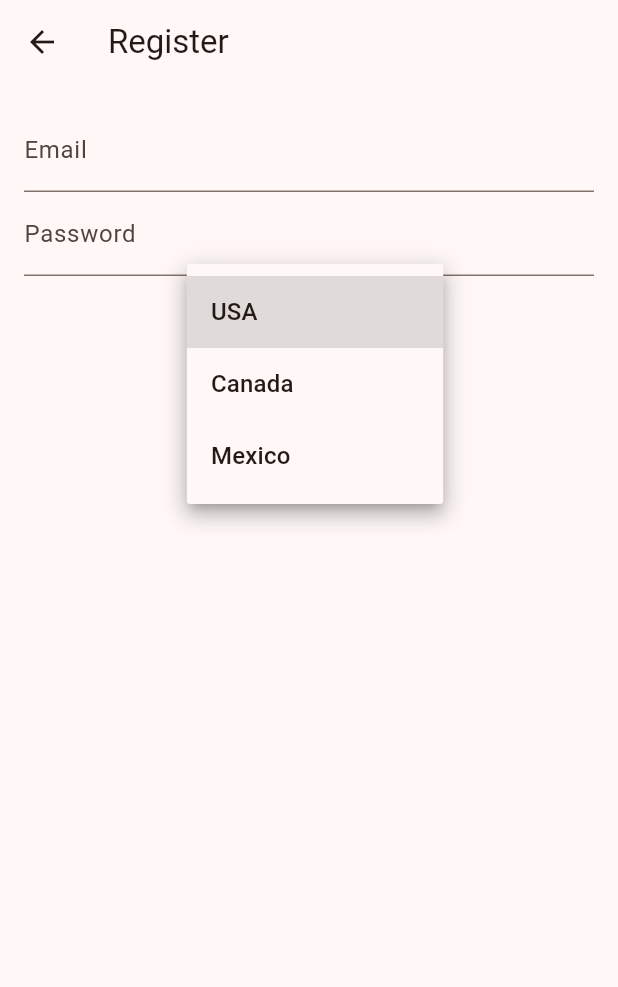
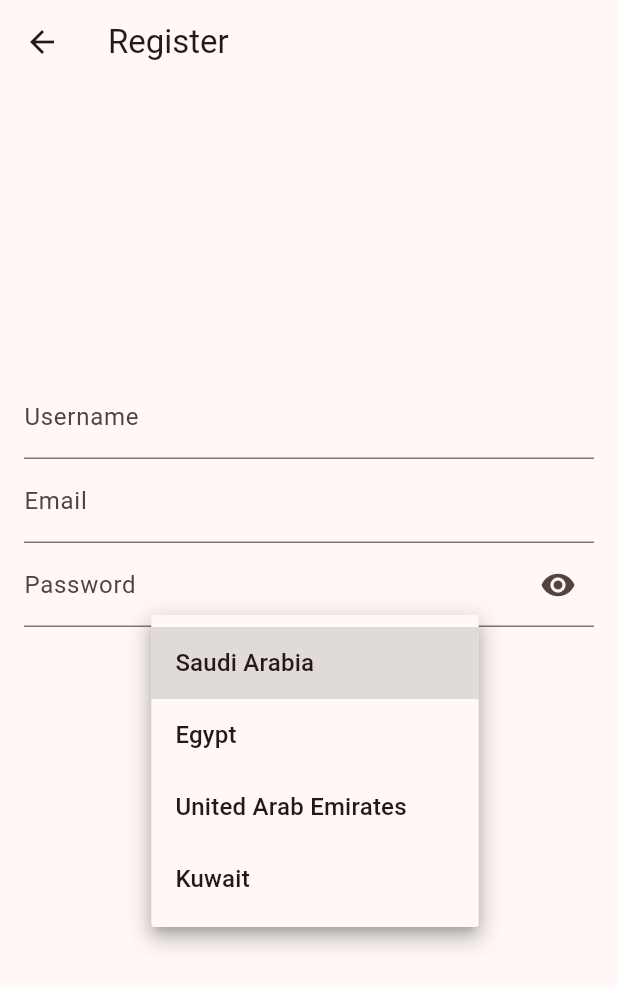
Before and after one commit to Hayaalbaker/2024-25_GP_11, a Flutter app: the RegisterScreen screen opened directly, after a tap on "Select Country", on a phone screen of 412 x 824 dp. Shown: the top 987 px of the screen. Run offline on Flutter 3.47's test engine with Material 3 defaults, Android fonts, the phone set to English and light mode, and no system bars; our stand-ins replace cloud_firestore, firebase_auth, firebase_core; accounts and stored records are empty.

Commit message:
changed sign-in and registration screens: individual validation messages for inputs, error handling.

```diff
--- a/lib/register_screen.dart
+++ b/lib/register_screen.dart
@@ -1,5 +1,8 @@
 import 'package:flutter/material.dart';
-import 'interests_screen.dart'; // Update import statement
+import 'package:cloud_firestore/cloud_firestore.dart';
+import 'package:firebase_auth/firebase_auth.dart';
+import 'auth_service.dart';
+import 'home_page.dart'; // Ensure the correct filename is used
 
 class RegisterScreen extends StatefulWidget {
   @override
@@ -7,25 +10,41 @@ class RegisterScreen extends StatefulWidget {
 }
 
 class _RegisterScreenState extends State<RegisterScreen> {
-  final emailController = TextEditingController();
-  final passwordController = TextEditingController();
-  String? selectedCountry;
-  String? selectedCity;
-  String? _errorMessage;
+  final AuthService _authService = AuthService();
+  final TextEditingController emailController = TextEditingController();
+  final TextEditingController passwordController = TextEditingController();
+  final TextEditingController userNameController = TextEditingController();
+
   bool isLoading = false;
+  bool obscureText = true; // For show/hide password functionality
+  String? userNameError; // Error message for username
+  String? emailError; // Error message for email
+  String? passwordError; // Error message for password
+  String? countryError; // Error message for country
+  String? cityError; // Error message for city
+  String? selectedCountry; // For country dropdown
+  String? selectedCity; // For city dropdown
 
-  // Dummy countries and cities for demonstration
-  final List<String> countries = ['USA', 'Canada', 'Mexico'];
-  final Map<String, List<String>> cities = {
-    'USA': ['New York', 'Los Angeles', 'Chicago'],
-    'Canada': ['Toronto', 'Vancouver', 'Montreal'],
-    'Mexico': ['Mexico City', 'Cancun', 'Guadalajara'],
+  // Sample data for dropdowns
+  List<String> countries = [
+    'Saudi Arabia',
+    'Egypt',
+    'United Arab Emirates',
+    'Kuwait',
+  ];
+
+  Map<String, List<String>> cities = {
+    'Saudi Arabia': ['Riyadh', 'Jeddah', 'Dammam'],
+    'Egypt': ['Cairo', 'Alexandria', 'Giza'],
+    'United Arab Emirates': ['Dubai', 'Abu Dhabi', 'Sharjah'],
+    'Kuwait': ['Kuwait City', 'Hawalli', 'Salmiya'],
   };
 
   @override
   void dispose() {
     emailController.dispose();
     passwordController.dispose();
+    userNameController.dispose();
     super.dispose();
   }
 
@@ -35,138 +54,183 @@ class _RegisterScreenState extends State<RegisterScreen> {
       appBar: AppBar(title: const Text('Register')),
       body: Padding(
         padding: const EdgeInsets.all(16.0),
-        child: SingleChildScrollView(
         child: Column(
+          mainAxisAlignment: MainAxisAlignment.center,
           children: [
             TextField(
-                controller: emailController,
-                decoration: const InputDecoration(
-                  labelText: 'Email',
+              controller: userNameController,
+              decoration: InputDecoration(
+                labelText: 'Username',
+                errorText: userNameError, // Show error for username
               ),
             ),
             TextField(
+              controller: emailController,
+              decoration: InputDecoration(
+                labelText: 'Email',
+                errorText: emailError, // Show error for email
+              ),
+              keyboardType: TextInputType.emailAddress,
+            ),
+            TextField(
               controller: passwordController,
-                decoration: const InputDecoration(
+              obscureText: obscureText,
+              decoration: InputDecoration(
                 labelText: 'Password',
+                errorText: passwordError, // Show error for password
+                suffixIcon: IconButton(
+                  icon: Icon(
+                    obscureText ? Icons.visibility : Icons.visibility_off,
                   ),
-                obscureText: true,
+                  onPressed: () {
+                    setState(() {
+                      obscureText = !obscureText;
+                    });
+                  },
+                ),
+              ),
             ),
             DropdownButton<String>(
+              value: selectedCountry,
               hint: const Text('Select Country'),
-                value: selectedCountry,
-                onChanged: (newValue) {
+              items: countries.map((String country) {
+                return DropdownMenuItem<String>(
+                  value: country,
+                  child: Text(country),
+                );
+              }).toList(),
+              onChanged: (String? newValue) {
                 setState(() {
                   selectedCountry = newValue;
                   selectedCity = null; // Reset city when country changes
+                  countryError = null; // Reset country error
                 });
               },
-                items: countries
-                    .map((country) => DropdownMenuItem(
-                          value: country,
-                          child: Text(country),
-                        ))
-                    .toList(),
             ),
-              if (selectedCountry != null) ...[
+            if (countryError != null) // Show error for country
+              Text(
+                countryError!,
+                style: TextStyle(color: Colors.red),
+              ),
             DropdownButton<String>(
+              value: selectedCity,
               hint: const Text('Select City'),
-                  value: selectedCity,
-                  onChanged: (newValue) {
+              items: selectedCountry == null
+                  ? []
+                  : cities[selectedCountry]!.map((String city) {
+                      return DropdownMenuItem<String>(
+                        value: city,
+                        child: Text(city),
+                      );
+                    }).toList(),
+              onChanged: (String? newValue) {
                 setState(() {
                   selectedCity = newValue;
+                  cityError = null; // Reset city error
                 });
               },
-                  items: cities[selectedCountry]!
-                      .map((city) => DropdownMenuItem(
-                            value: city,
-                            child: Text(city),
-                          ))
-                      .toList(),
             ),
-              ],
-              if (_errorMessage != null)
-                Padding(
-                  padding: const EdgeInsets.symmetric(vertical: 8.0),
-                  child: Text(
-                    _errorMessage!,
+            if (cityError != null) // Show error for city
+              Text(
+                cityError!,
                 style: TextStyle(color: Colors.red),
               ),
-                ),
-              const SizedBox(height: 16),
+            const SizedBox(height: 20),
             isLoading
                 ? CircularProgressIndicator()
                 : ElevatedButton(
                     onPressed: () async {
-                        // Validate country and city selection
-                        if (selectedCountry == null || selectedCity == null) {
-                          ScaffoldMessenger.of(context).showSnackBar(const SnackBar(
-                            content: Text('Please select a country and a city.'),
-                          ));
-                          return;
+                      // Reset all error messages
+                      userNameError = null;
+                      emailError = null;
+                      passwordError = null;
+                      countryError = null;
+                      cityError = null;
+
+                      // Validate username
+                      if (userNameController.text.isEmpty) {
+                        userNameError = 'Please enter a username.';
                       }
 
                       // Validate email
                       if (emailController.text.isEmpty ||
-                            !RegExp(r'^[^@]+@[^@]+\.[^@]+').hasMatch(emailController.text)) {
-                          setState(() {
-                            _errorMessage = 'Please enter a valid email.';
-                          });
-                          return;
+                          !RegExp(r'^[^@]+@[^@]+\.[^@]+')
+                              .hasMatch(emailController.text)) {
+                        emailError = 'Please enter a valid email.';
                       }
 
                       // Validate password
                       if (passwordController.text.length < 6) {
-                          setState(() {
-                            _errorMessage = 'Password must be at least 6 characters long.';
-                          });
-                          return;
+                        passwordError =
+                            'Password must be at least 6 characters long.';
+                      }
+
+                      // Validate country and city
+                      if (selectedCountry == null) {
+                        countryError = 'Please select a country.';
+                      }
+
+                      if (selectedCity == null) {
+                        cityError = 'Please select a city.';
+                      }
+
+                      // Check if there are any errors
+                      if (userNameError != null ||
+                          emailError != null ||
+                          passwordError != null ||
+                          countryError != null ||
+                          cityError != null) {
+                        setState(() {}); // Trigger UI update
+                        return; // Exit if there are errors
                       }
 
                       setState(() {
                         isLoading = true;
-                          _errorMessage = null; // Reset error message
                       });
 
                       try {
-                          // Call the registration method
-                          // This should be replaced with your actual registration logic
-                          // Simulating successful registration with a delay
-                          await Future.delayed(Duration(seconds: 2));
-
-                          // Navigate to InterestsScreen after successful registration
-                          final selectedInterests = await Navigator.push(
-                            context,
-                            MaterialPageRoute(
-                              builder: (context) => InterestsScreen(
-                                email: emailController.text,
-                                userName: '', // Provide the username if needed
-                                country: selectedCountry!,
-                                city: selectedCity!,
-                                isLocalGuide: false, // Update as necessary
-                              ),
-                            ),
+                        User? user = await _authService.registerWithEmailAndPassword(
+                          emailController.text.trim(),
+                          passwordController.text.trim(),
+                          userNameController.text.trim(),
+                          selectedCity == 'Local Guide', // Example condition
                         );
 
-                          if (selectedInterests != null) {
-                            // Save selected interests to user database
-                            // Implement your database saving logic here
+                        if (mounted) {
+                          if (user != null) {
+                            Navigator.pushReplacement(
+                              context,
+                              MaterialPageRoute(builder: (context) => HomePage()),
+                            );
+                          } else {
+                            setState(() {
+                              emailError = 'Registration failed. Please try again.'; // You can choose to show this under email
+                            });
                           }
-
-                          Navigator.pop(context); // Go back to SignInScreen
+                        }
                       } catch (e) {
+                        if (mounted) {
                           setState(() {
-                            _errorMessage = e.toString(); // Update error message
+                            emailError = e.toString(); // Update error message under email
                           });
+                        }
                       } finally {
+                        if (mounted) {
                           setState(() {
                             isLoading = false;
                           });
                         }
+                      }
                     },
                     child: const Text('Register'),
                   ),
+            TextButton(
+              onPressed: () {
+                Navigator.pop(context); // Go back to sign-in screen
+              },
+              child: const Text('Already have an account? Sign In'),
+            ),
           ],
-          ),
         ),
       ),
     );
```
Also changed, not shown: lib/authentication_wrapper.dart (added, +28 -0 lines), lib/main.dart (+5 -5 lines), lib/signin_screen.dart (+23 -19 lines), lib/welcome_screen.dart (+3 -4 lines). Lines whose indentation alone changed are shown as unchanged.
